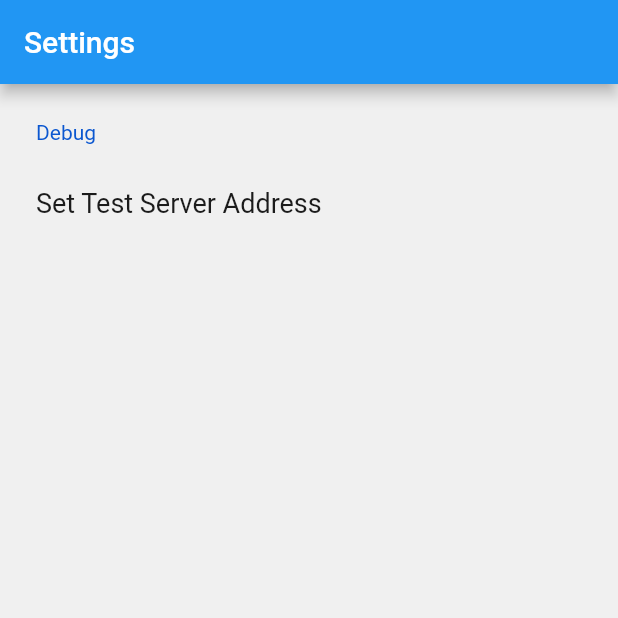
After one commit to watkins-matt/csuf-mobile-order, a Flutter app: the SettingsPage screen opened directly, on a phone screen of 412 x 824 dp, the top half of it. The commit adds this screen. Run offline on Flutter 3.47's test engine with Material 2 defaults, Android fonts, the phone set to English and light mode, and no system bars; drawn by our look-alikes of settings_ui; our stand-ins replace badges, shared_preferences; missing offline and left inert: grpc, protobuf; accounts and stored records are empty.

Commit message:
Add settings page for test server

```diff
--- /dev/null
+++ b/lib/settings_page.dart
@@ -0,0 +1,59 @@
+import 'package:flutter/material.dart';
+import 'package:flutter/widgets.dart';
+import 'package:mobile_ordering/address_dialog.dart';
+import 'package:mobile_ordering/main.dart';
+import 'package:settings_ui/settings_ui.dart';
+
+class SettingsPage extends StatefulWidget {
+  SettingsPage({Key key}) : super(key: key);
+
+  static Future<void> push(BuildContext context) async {
+    Navigator.pop(context);
+    await Navigator.push(context, MaterialPageRoute(
+      builder: (BuildContext context) {
+        return Scaffold(body: SettingsPage());
+      },
+    ));
+  }
+
+  @override
+  _SettingsPageState createState() => _SettingsPageState();
+}
+
+class _SettingsPageState extends State<SettingsPage> {
+  String currentIp = '';
+
+  @override
+  void initState() {
+    final prefs = App.prefs;
+    if (prefs.containsKey('ip')) {
+      setState(() {
+        currentIp = prefs.getString('ip');
+      });
+    }
+    super.initState();
+  }
+
+  @override
+  Widget build(BuildContext context) {
+    return Scaffold(
+        appBar: AppBar(
+          title: Text('Settings'),
+        ),
+        body: SettingsList(sections: [
+          SettingsSection(
+            title: 'Debug',
+            tiles: [
+              SettingsTile(
+                  title: 'Set Test Server Address',
+                  subtitle: currentIp,
+                  onTap: () async {
+                    currentIp = await AddressDialog.show(context);
+                    await App.prefs.setString('ip', currentIp);
+                    setState(() {});
+                  })
+            ],
+          ),
+        ]));
+  }
+}
```
Also changed, not shown: lib/address_dialog.dart (+25 -11 lines).
